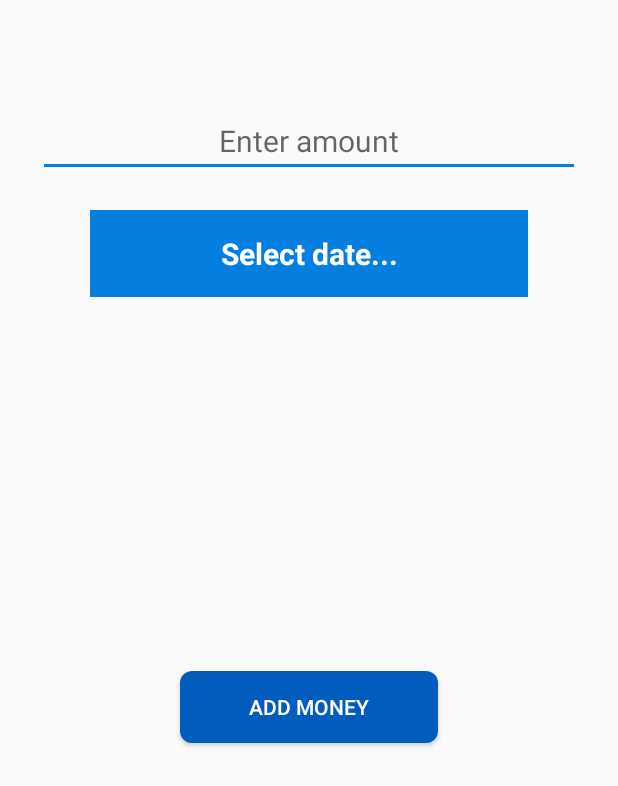
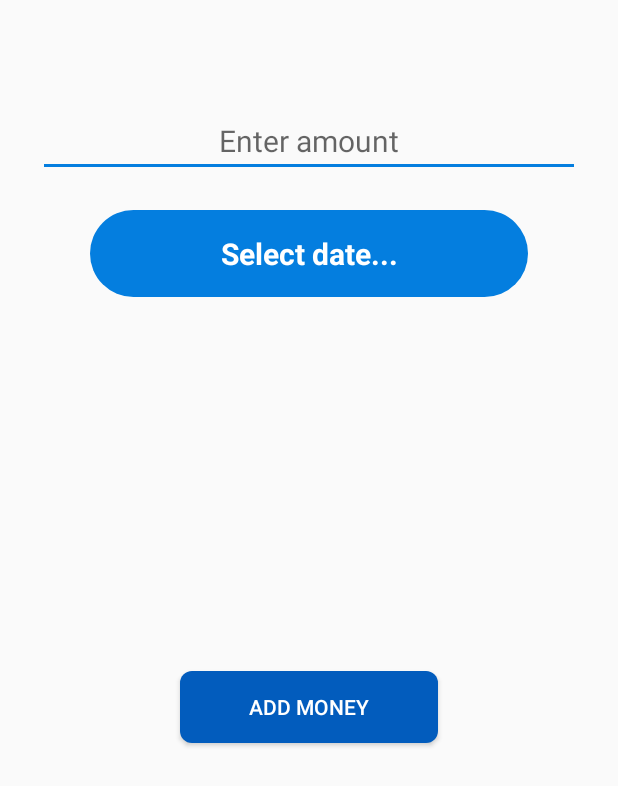
Before and after one commit to kali-physi-hacker/Cashflow-Android, an Android app: the AddSavings screen opened directly, with no data from a screen before it, on a phone screen of 412 x 824 dp. Shown: the top 786 px of the screen. Run offline under Robolectric (Android 15) with nearby library versions, the phone set to English and light mode, and no system bars; our stand-ins replace Volley; network calls fail.

Commit message:
Kali: Add Savings Activity and CONSTANTS class

```diff
--- a/app/src/main/java/com/example/cashflow/CONSTANTS.java
+++ b/app/src/main/java/com/example/cashflow/CONSTANTS.java
@@ -2,4 +2,5 @@ package com.example.cashflow;
 
 public class CONSTANTS {
     public static final String URL = "http://192.168.43.188:8000/susu/savingsEntry/api/";
+    public static final String savings_account_uuid = "141272330a2847e580f128c2d9e70d74";
 }
--- a/app/src/main/java/com/example/cashflow/ui/savings/SavingsFragment.java
+++ b/app/src/main/java/com/example/cashflow/ui/savings/SavingsFragment.java
@@ -27,6 +27,7 @@ import com.android.volley.VolleyError;
 import com.android.volley.toolbox.JsonObjectRequest;
 import com.android.volley.toolbox.Volley;
 import com.example.cashflow.AddSavings;
+import com.example.cashflow.CONSTANTS;
 import com.example.cashflow.MainActivity;
 import com.example.cashflow.R;
 import com.github.sundeepk.compactcalendarview.CompactCalendarView;
@@ -233,7 +234,7 @@ public class SavingsFragment extends Fragment {
     }
 
     private void getSavingsData(final int savingsAccount, int userId) {
-        String fullURl = URL + savingsAccount + '/' + userId + '/';
+        String fullURl = CONSTANTS.URL + "/" + CONSTANTS.savings_account_uuid;
 
         JsonObjectRequest savingsRequest = new JsonObjectRequest(Request.Method.GET, fullURl, null, new Response.Listener<JSONObject>() {
             @Override
--- /dev/null
+++ b/app/src/main/res/drawable/date_field_bg.xml
@@ -0,0 +1,7 @@
+<?xml version="1.0" encoding="utf-8"?>
+<shape xmlns:android="http://schemas.android.com/apk/res/android">
+
+    <corners android:radius="32dp" />
+    <solid android:color="@color/colorPrimary" />
+
+</shape>
--- a/app/src/main/res/layout/activity_add_savings.xml
+++ b/app/src/main/res/layout/activity_add_savings.xml
@@ -30,7 +30,7 @@
         android:layout_marginStart="60dp"
         android:layout_marginTop="70dp"
         android:layout_marginEnd="60dp"
-        android:background="@color/colorPrimary"
+        android:background="@drawable/date_field_bg"
         android:hint="Select date..."
         android:gravity="center"
         android:padding="15dp"
```
